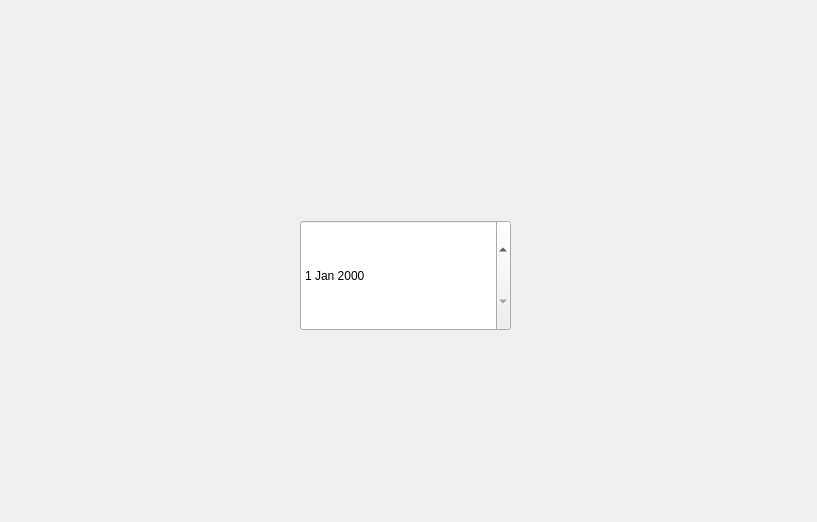
Old version of the form ctlwindow.ui in the repository jjzhang166/smart-home-qt.
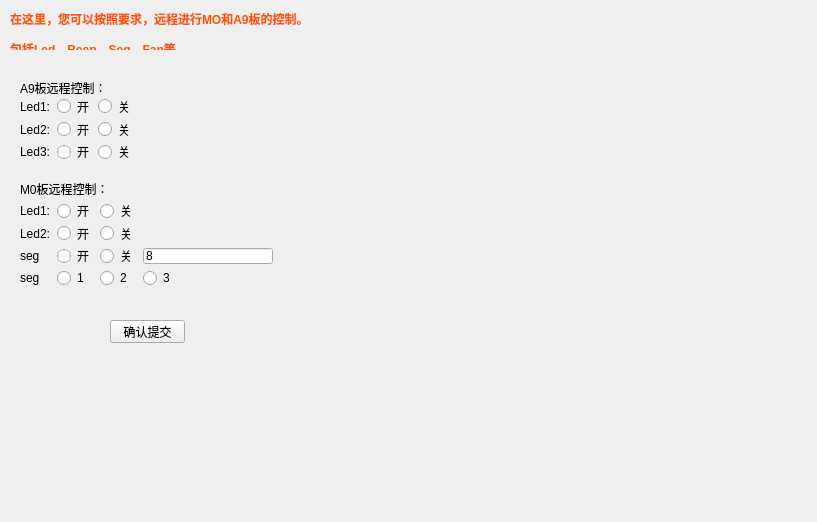
New version of the form.

Diff of the .ui file:
```diff
--- a/ctlwindow.ui
+++ b/ctlwindow.ui
@@ -13,15 +13,236 @@
   <property name="windowTitle">
    <string>Form</string>
   </property>
-  <widget class="QDateEdit" name="dateEdit">
+  <widget class="QLabel" name="label">
    <property name="geometry">
     <rect>
-     <x>300</x>
-     <y>220</y>
-     <width>211</width>
-     <height>111</height>
+     <x>10</x>
+     <y>10</y>
+     <width>314</width>
+     <height>40</height>
     </rect>
    </property>
+   <property name="text">
+    <string>&lt;html&gt;&lt;head/&gt;&lt;body&gt;&lt;p&gt;&lt;span style=&quot; font-weight:600; color:#ff5500;&quot;&gt;在这里，您可以按照要求，远程进行MO和A9板的控制。&lt;/span&gt;&lt;/p&gt;&lt;p&gt;&lt;span style=&quot; font-weight:600; color:#ff5500;&quot;&gt;包括Led、Beep、Seg、Fan等。&lt;/span&gt;&lt;/p&gt;&lt;/body&gt;&lt;/html&gt;</string>
+   </property>
+  </widget>
+  <widget class="QLabel" name="label_5">
+   <property name="geometry">
+    <rect>
+     <x>20</x>
+     <y>80</y>
+     <width>84</width>
+     <height>16</height>
+    </rect>
+   </property>
+   <property name="text">
+    <string>A9板远程控制：</string>
+   </property>
+  </widget>
+  <widget class="QWidget" name="layoutWidget">
+   <property name="geometry">
+    <rect>
+     <x>20</x>
+     <y>98</y>
+     <width>114</width>
+     <height>62</height>
+    </rect>
+   </property>
+   <layout class="QGridLayout" name="gridLayout">
+    <item row="0" column="0">
+     <widget class="QLabel" name="label_2">
+      <property name="text">
+       <string>Led1:</string>
+      </property>
+     </widget>
+    </item>
+    <item row="0" column="2">
+     <widget class="QRadioButton" name="radioButton_2">
+      <property name="text">
+       <string>关</string>
+      </property>
+     </widget>
+    </item>
+    <item row="1" column="0">
+     <widget class="QLabel" name="label_3">
+      <property name="text">
+       <string>Led2:</string>
+      </property>
+     </widget>
+    </item>
+    <item row="1" column="1">
+     <widget class="QRadioButton" name="radioButton_4">
+      <property name="text">
+       <string>开</string>
+      </property>
+     </widget>
+    </item>
+    <item row="1" column="2">
+     <widget class="QRadioButton" name="radioButton_3">
+      <property name="text">
+       <string>关</string>
+      </property>
+     </widget>
+    </item>
+    <item row="2" column="0">
+     <widget class="QLabel" name="label_4">
+      <property name="text">
+       <string>Led3:</string>
+      </property>
+     </widget>
+    </item>
+    <item row="2" column="1">
+     <widget class="QRadioButton" name="radioButton_6">
+      <property name="text">
+       <string>开</string>
+      </property>
+     </widget>
+    </item>
+    <item row="2" column="2">
+     <widget class="QRadioButton" name="radioButton_5">
+      <property name="text">
+       <string>关</string>
+      </property>
+     </widget>
+    </item>
+    <item row="0" column="1">
+     <widget class="QRadioButton" name="radioButton">
+      <property name="text">
+       <string>开</string>
+      </property>
+     </widget>
+    </item>
+   </layout>
+  </widget>
+  <widget class="QPushButton" name="pushButton">
+   <property name="geometry">
+    <rect>
+     <x>110</x>
+     <y>320</y>
+     <width>75</width>
+     <height>23</height>
+    </rect>
+   </property>
+   <property name="text">
+    <string>确认提交</string>
+   </property>
+  </widget>
+  <widget class="QWidget" name="layoutWidget_2">
+   <property name="geometry">
+    <rect>
+     <x>20</x>
+     <y>180</y>
+     <width>253</width>
+     <height>106</height>
+    </rect>
+   </property>
+   <layout class="QGridLayout" name="gridLayout_2">
+    <item row="0" column="0" colspan="3">
+     <widget class="QLabel" name="label_6">
+      <property name="text">
+       <string>M0板远程控制：</string>
+      </property>
+     </widget>
+    </item>
+    <item row="1" column="0">
+     <widget class="QLabel" name="label_7">
+      <property name="text">
+       <string>Led1:</string>
+      </property>
+     </widget>
+    </item>
+    <item row="1" column="1">
+     <widget class="QRadioButton" name="radioButton_7">
+      <property name="text">
+       <string>开</string>
+      </property>
+     </widget>
+    </item>
+    <item row="1" column="2">
+     <widget class="QRadioButton" name="radioButton_8">
+      <property name="text">
+       <string>关</string>
+      </property>
+     </widget>
+    </item>
+    <item row="2" column="0">
+     <widget class="QLabel" name="label_8">
+      <property name="text">
+       <string>Led2:</string>
+      </property>
+     </widget>
+    </item>
+    <item row="2" column="1">
+     <widget class="QRadioButton" name="radioButton_9">
+      <property name="text">
+       <string>开</string>
+      </property>
+     </widget>
+    </item>
+    <item row="2" column="2">
+     <widget class="QRadioButton" name="radioButton_10">
+      <property name="text">
+       <string>关</string>
+      </property>
+     </widget>
+    </item>
+    <item row="3" column="0">
+     <widget class="QLabel" name="label_9">
+      <property name="text">
+       <string>seg</string>
+      </property>
+     </widget>
+    </item>
+    <item row="3" column="1">
+     <widget class="QRadioButton" name="radioButton_11">
+      <property name="text">
+       <string>开</string>
+      </property>
+     </widget>
+    </item>
+    <item row="3" column="2">
+     <widget class="QRadioButton" name="radioButton_12">
+      <property name="text">
+       <string>关</string>
+      </property>
+     </widget>
+    </item>
+    <item row="3" column="3">
+     <widget class="QLineEdit" name="lineEdit">
+      <property name="text">
+       <string>8</string>
+      </property>
+     </widget>
+    </item>
+    <item row="4" column="0">
+     <widget class="QLabel" name="label_10">
+      <property name="text">
+       <string>seg</string>
+      </property>
+     </widget>
+    </item>
+    <item row="4" column="1">
+     <widget class="QRadioButton" name="radioButton_13">
+      <property name="text">
+       <string>1</string>
+      </property>
+     </widget>
+    </item>
+    <item row="4" column="2">
+     <widget class="QRadioButton" name="radioButton_14">
+      <property name="text">
+       <string>2</string>
+      </property>
+     </widget>
+    </item>
+    <item row="4" column="3">
+     <widget class="QRadioButton" name="radioButton_15">
+      <property name="text">
+       <string>3</string>
+      </property>
+     </widget>
+    </item>
+   </layout>
   </widget>
  </widget>
  <resources/>
```
